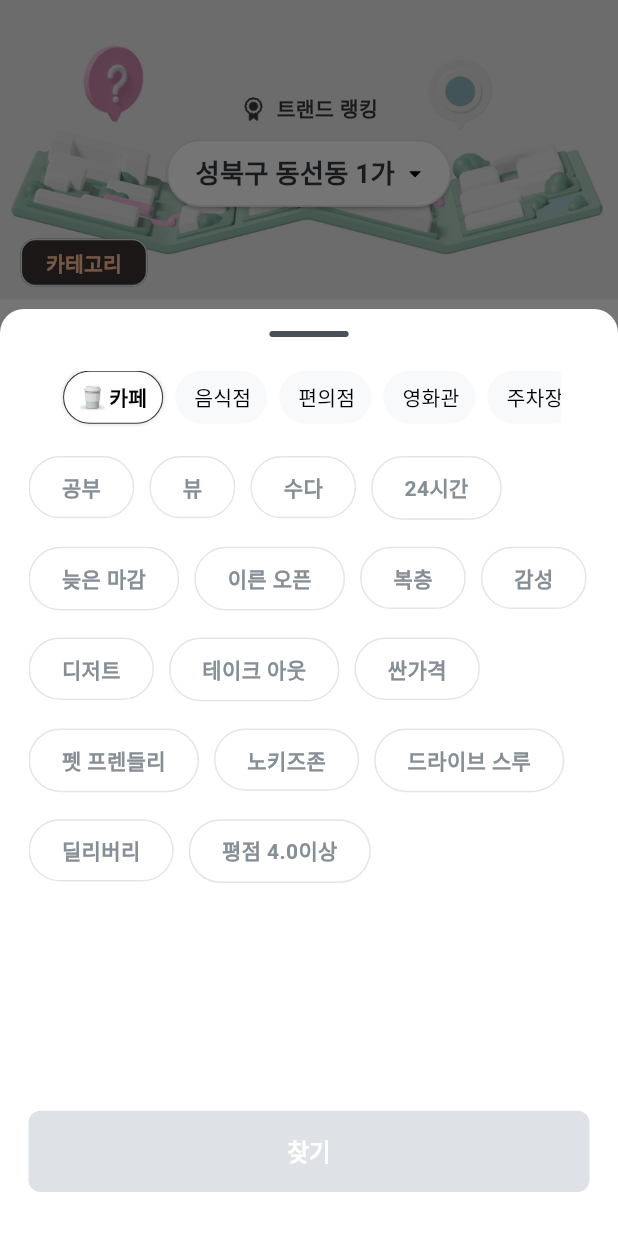
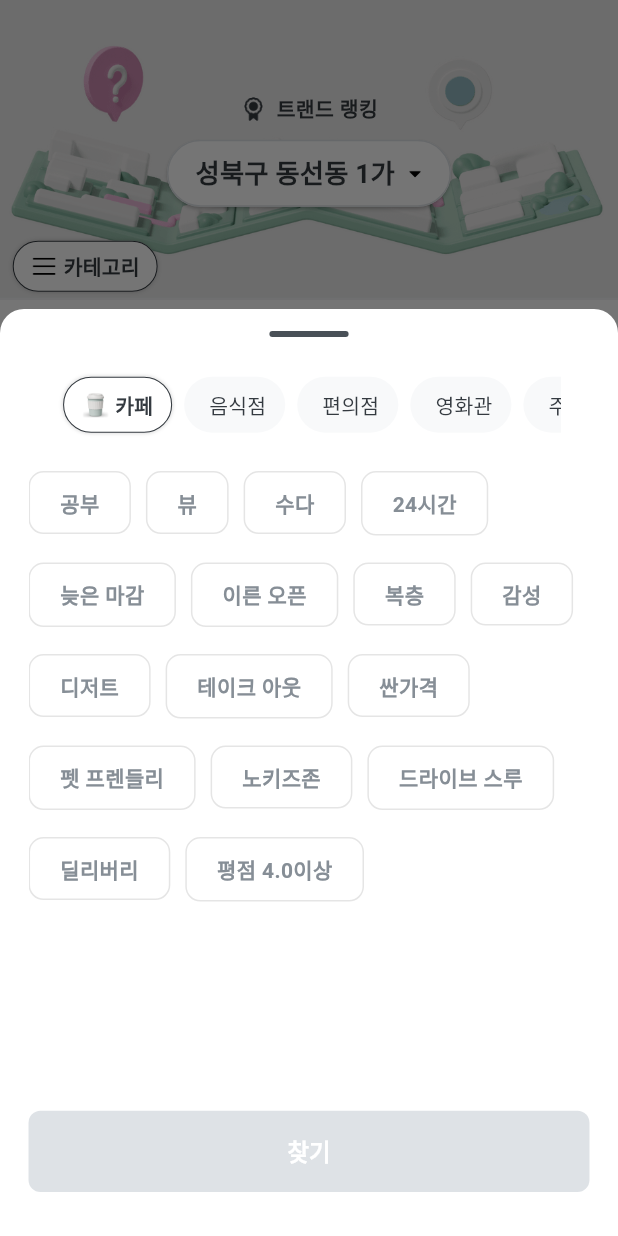
Before and after one commit to irismake/CoffeConti, a Flutter app: the screen it shows after launch, item 2 of the bottom bar chosen, after a tap on "카테고리", on a phone screen of 412 x 824 dp. Run offline on Flutter 3.47's test engine with Material 3 defaults, Android fonts, the phone set to English and light mode, and no system bars; our stand-ins replace dropdown_button2, flutter_screenutil, flutter_svg, geolocator, permission_handler; missing offline and left inert: flutter_naver_map; Roboto replaces fonts that are missing (Pretendard, PretendardRegular); statements that could not run were skipped.

Commit message:
refactor : CategoryTabBar & KeywordButton optimization

```diff
--- /dev/null
+++ b/lib/components/button/category_button.dart
@@ -0,0 +1,110 @@
+import 'package:flutter/material.dart';
+import 'package:flutter_screenutil/flutter_screenutil.dart';
+
+import '../popup/show_category_sheet.dart';
+
+class CategoryButton extends StatelessWidget {
+  final int? index;
+  const CategoryButton({
+    super.key,
+    required this.index,
+  });
+
+  void _tapCategory(
+    BuildContext context,
+  ) {
+    showModalBottomSheet(
+      context: context,
+      isScrollControlled: true,
+      builder: (context) {
+        return ShowCategorySheet();
+      },
+    );
+  }
+
+  @override
+  Widget build(BuildContext context) {
+    List<String> _categoryImages = [
+      'cafe',
+      'restaurant',
+      'convenience_store',
+      'movie',
+      'parking',
+      'hospital'
+    ];
+    List<String> _categoryNames = [
+      '카페',
+      '음식점',
+      '편의점',
+      '영화관',
+      '주차장',
+      '병원',
+    ];
+
+    return Padding(
+      padding: EdgeInsets.symmetric(
+        horizontal: 8.0.w,
+      ),
+      child: Container(
+        height: double.infinity,
+        decoration: BoxDecoration(
+          boxShadow: [
+            BoxShadow(
+              color: Colors.black.withOpacity(0.1),
+              spreadRadius: 1,
+              blurRadius: 1,
+              offset: Offset(0, 0),
+            )
+          ],
+          borderRadius: BorderRadius.circular(50.0),
+        ),
+        child: ElevatedButton(
+          onPressed: () {
+            _tapCategory(context);
+          },
+          style: ElevatedButton.styleFrom(
+            shape: RoundedRectangleBorder(
+              borderRadius: BorderRadius.circular(50.0),
+              side: BorderSide(
+                width: 0.7,
+                color: Color(0xFF343A40),
+              ),
+            ),
+            minimumSize: Size.zero,
+            padding: EdgeInsets.symmetric(horizontal: 12.0, vertical: 2),
+            backgroundColor: Colors.white,
+            elevation: 0,
+          ),
+          child: Row(
+            mainAxisAlignment: MainAxisAlignment.spaceBetween,
+            crossAxisAlignment: CrossAxisAlignment.center,
+            children: [
+              Container(
+                width: 18,
+                child: Image.asset(
+                  index != null
+                      ? 'assets/images/image_thumb_${_categoryImages[index!]}.png'
+                      : 'assets/icons/button_more.png',
+                  fit: BoxFit.contain,
+                ),
+              ),
+              SizedBox(
+                width: 4.0,
+              ),
+              Text(
+                index != null ? '${_categoryNames[index!]}' : '카테고리',
+                style: TextStyle(
+                  fontFamily: 'PretendardRegular',
+                  fontSize: 14.sp,
+                  fontWeight: FontWeight.w600,
+                  color: Color(0xFF343A40),
+                  height: 1.43,
+                ),
+              ),
+            ],
+          ),
+        ),
+      ),
+    );
+  }
+}
--- a/lib/components/button/search_keyword_button.dart
+++ b/lib/components/button/search_keyword_button.dart
@@ -2,43 +2,43 @@ import 'package:flutter/material.dart';
 import 'package:flutter_screenutil/flutter_screenutil.dart';
 
 class SearchKeywordButton extends StatelessWidget {
-  final int index;
   final int keywordId;
   final String name;
-  final VoidCallback onTap;
 
-  SearchKeywordButton(
-      {super.key,
+  SearchKeywordButton({
+    super.key,
     required this.keywordId,
-      required this.index,
     required this.name,
-      required this.onTap});
+  });
 
   @override
   Widget build(BuildContext context) {
-    print('키워드 아이디 : $keywordId');
     return Padding(
-      padding: EdgeInsets.symmetric(horizontal: 5.0.w),
-      child: Align(
-        alignment: Alignment.center,
+      padding: EdgeInsets.only(
+        right: 8.0.w,
+      ),
       child: ElevatedButton(
-          onPressed: () {
-            onTap();
-          },
+        onPressed: () {},
         style: ElevatedButton.styleFrom(
           shape: RoundedRectangleBorder(
             borderRadius: BorderRadius.circular(10.0),
-              side: BorderSide(color: Color(0xFFDEE2E6)),
+            side: BorderSide(
+              width: 1.0,
+              color: Color(0xFFDEE2E6),
+            ),
           ),
           minimumSize: Size.zero,
           padding: EdgeInsets.symmetric(
-              horizontal: 16.0.w,
-              vertical: 6.0.h,
+            horizontal: 14.0.w,
           ),
-            backgroundColor: index == 0 ? Color(0xFF3D3332) : Colors.white,
+          backgroundColor: Color(0xFF3D3332),
           elevation: 0,
         ),
-          child: Text(
+        child: Row(
+          mainAxisAlignment: MainAxisAlignment.spaceBetween,
+          crossAxisAlignment: CrossAxisAlignment.center,
+          children: [
+            Text(
               name,
               style: TextStyle(
                 fontFamily: 'PretendardRegular',
@@ -48,6 +48,23 @@ class SearchKeywordButton extends StatelessWidget {
                 height: 1.43,
               ),
             ),
+            SizedBox(
+              width: 6.0.w,
+            ),
+            GestureDetector(
+              onTap: () {},
+              child: Container(
+                height: 10,
+                width: 10,
+                padding: EdgeInsets.zero,
+                child: Image.asset(
+                  'assets/icons/button_delete.png',
+                  fit: BoxFit.contain,
+                  color: Colors.white,
+                ),
+              ),
+            ),
+          ],
         ),
       ),
     );
--- a/lib/components/button/select_keyword_button.dart
+++ b/lib/components/button/select_keyword_button.dart
@@ -25,21 +25,21 @@ class SelectKeywordButton extends StatelessWidget {
           child: AnimatedContainer(
             duration: const Duration(milliseconds: 300),
             padding: EdgeInsets.symmetric(
-              vertical: 10.0.h,
-              horizontal: 20.0.w,
+              vertical: 10.0,
+              horizontal: 20.0,
             ),
             decoration: BoxDecoration(
               color: provider.selectedKeywordIds.contains(keywordId)
-                  ? Theme.of(context).primaryColor
+                  ? Color(0xFF3D3332)
                   : Colors.white,
-              borderRadius: BorderRadius.circular(32),
+              borderRadius: BorderRadius.circular(10),
               border: Border.all(color: Colors.black.withOpacity(0.1)),
             ),
             child: Text(
               keywordName,
               style: TextStyle(
                 color: provider.selectedKeywordIds.contains(keywordId)
-                    ? Colors.black
+                    ? Theme.of(context).primaryColor
                     : Color(0xff868E96),
                 fontWeight: provider.selectedKeywordIds.contains(keywordId)
                     ? FontWeight.w700
--- a/lib/components/popup/show_category_sheet.dart
+++ b/lib/components/popup/show_category_sheet.dart
@@ -6,7 +6,8 @@ import '../button/next_page_button.dart';
 import '../constants/screenSize.dart';
 
 import '../../data/provider/keyword_provider.dart';
-import '../../screen/map/select_category_page.dart';
+import '../ui/category_tab_bar.dart';
+import '../widgets/select_keyword_widget.dart';
 
 class ShowCategorySheet extends StatelessWidget {
   ShowCategorySheet({Key? key}) : super(key: key);
@@ -50,8 +51,14 @@ class ShowCategorySheet extends StatelessWidget {
                       margin: EdgeInsets.symmetric(vertical: 15.0.h),
                     ),
                   ),
-                  SelectCategoryPage(),
-                  //TagListView(),
+                  Expanded(
+                    child: Padding(
+                      padding: EdgeInsets.symmetric(vertical: 8.0.h),
+                      child: CategoryTabBar(
+                        tabBarViewWidget: SelectKeywordWidget(),
+                      ),
+                    ),
+                  ),
                   NextPageButton(
                     firstFieldState: true,
                     secondFieldState: provider.searchButtonState,
--- a/lib/components/ui/category_tab_bar.dart
+++ b/lib/components/ui/category_tab_bar.dart
@@ -76,21 +76,20 @@ class _CategoryTabBarState extends State<CategoryTabBar>
                 controller: _tabController,
                 tabAlignment: TabAlignment.start,
                 dividerHeight: 0,
-                unselectedLabelColor: Colors.black,
+                unselectedLabelColor: Color(0xFF343A40),
                 unselectedLabelStyle: TextStyle(
                   fontSize: 14.sp,
                   fontWeight: FontWeight.w500,
                   height: 1.43,
                 ),
-                labelColor: Colors.black,
+                labelColor: Color(0xFF343A40),
                 labelStyle: TextStyle(
                   fontSize: 14.sp,
                   fontWeight: FontWeight.w600,
                   height: 1.43,
                 ),
-                labelPadding: EdgeInsets.symmetric(
-                  horizontal: 4.0,
-                ),
+                labelPadding:
+                    EdgeInsets.symmetric(horizontal: 4.0, vertical: 4.0),
                 indicatorColor: Colors.transparent,
                 isScrollable: true,
                 onTap: (index) {
@@ -123,12 +122,11 @@ class _CategoryTabBarState extends State<CategoryTabBar>
                     ),
                     child: Padding(
                       padding: EdgeInsets.symmetric(
-                        horizontal: 10.0,
-                        vertical: 7.0,
+                        horizontal: 12.0,
+                        vertical: 8.0,
                       ),
-                      child: Tab(
-                        height: 20,
                       child: Row(
+                        crossAxisAlignment: CrossAxisAlignment.center,
                         children: [
                           if (index == _tabController.index)
                             Container(
@@ -140,11 +138,10 @@ class _CategoryTabBarState extends State<CategoryTabBar>
                               ),
                             ),
                           SizedBox(
-                              width: 2,
+                            width: 4,
                           ),
                           Text('${_categoryNames[index]}'),
                         ],
-                        ),
                       ),
                     ),
                   ),
--- a/lib/components/widgets/search_keyword_widget.dart
+++ b/lib/components/widgets/search_keyword_widget.dart
@@ -1,54 +1,37 @@
+import 'package:coffeeconti/components/button/category_button.dart';
 import 'package:flutter/material.dart';
-import 'package:flutter_screenutil/flutter_screenutil.dart';
 import 'package:provider/provider.dart';
 
 import '../button/search_keyword_button.dart';
 import '../../data/provider/keyword_provider.dart';
-import '../popup/show_category_sheet.dart';
 
 class SearchKeywordWidget extends StatelessWidget {
   const SearchKeywordWidget({super.key});
-
-  void _tapCategory(BuildContext context, int index) {
-    if (index == 0) {
-      showModalBottomSheet(
-        context: context,
-        isScrollControlled: true,
-        builder: (context) {
-          return ShowCategorySheet();
-        },
-      );
-    } else {
-      // 클릭시 바로 데이터 가져오기
-    }
-  }
 
   @override
   Widget build(BuildContext context) {
     return Consumer<KeywordsProvider>(
       builder: (context, provider, child) {
         return SizedBox(
-          height: 40.0.h,
-          child: ListView.builder(
-            padding: EdgeInsets.symmetric(
-              horizontal: 8.0.w,
-            ),
-            shrinkWrap: true,
-            itemCount: provider.selectedKeywordDatas.length + 1,
-            scrollDirection: Axis.horizontal,
-            itemBuilder: (context, index) => SearchKeywordButton(
-              index: index,
-              keywordId:
-                  index == 0 ? -1 : provider.selectedKeywordDatas[index - 1].id,
-              name: provider.selectedCategoryId == null
-                  ? '카테고리'
-                  : index == 0
-                      ? '${provider.categoryNames[provider.selectedCategoryId!]}'
-                      : '${provider.selectedKeywordDatas[index - 1].name}',
-              onTap: () {
-                _tapCategory(context, index);
-              },
-            ),
+          height: 34.0,
+          child: Row(
+            mainAxisAlignment: MainAxisAlignment.start,
+            children: [
+              CategoryButton(
+                index: provider.selectedCategoryId,
+              ),
+              Expanded(
+                child: ListView.builder(
+                  shrinkWrap: true,
+                  itemCount: provider.selectedKeywordDatas.length,
+                  scrollDirection: Axis.horizontal,
+                  itemBuilder: (context, index) => SearchKeywordButton(
+                    keywordId: provider.selectedKeywordDatas[index].id,
+                    name: provider.selectedKeywordDatas[index].name,
+                  ),
+                ),
+              ),
+            ],
           ),
         );
       },
--- a/lib/screen/map/map.dart
+++ b/lib/screen/map/map.dart
@@ -115,7 +115,10 @@ class CafeMapState extends State<CafeMap> {
                         currentAddress: '장위로 10길 10-9',
                       ),
                     ),
-                    SearchKeywordWidget(),
+                    Padding(
+                      padding: EdgeInsets.symmetric(vertical: 6.0),
+                      child: SearchKeywordWidget(),
+                    ),
                   ],
                 ),
               ),
--- a/lib/screen/map/select_category_page.dart
+++ /dev/null
@@ -1,23 +0,0 @@
-import 'package:flutter/material.dart';
-import 'package:flutter_screenutil/flutter_screenutil.dart';
-
-import '../../components/ui/category_tab_bar.dart';
-import '../../components/widgets/select_keyword_widget.dart';
-
-class SelectCategoryPage extends StatelessWidget {
-  const SelectCategoryPage({
-    super.key,
-  });
-
-  @override
-  Widget build(BuildContext context) {
-    return Expanded(
-      child: Padding(
-        padding: EdgeInsets.symmetric(vertical: 8.0.h),
-        child: CategoryTabBar(
-          tabBarViewWidget: SelectKeywordWidget(),
-        ),
-      ),
-    );
-  }
-}
```
Lines whose indentation alone changed are shown as unchanged.
